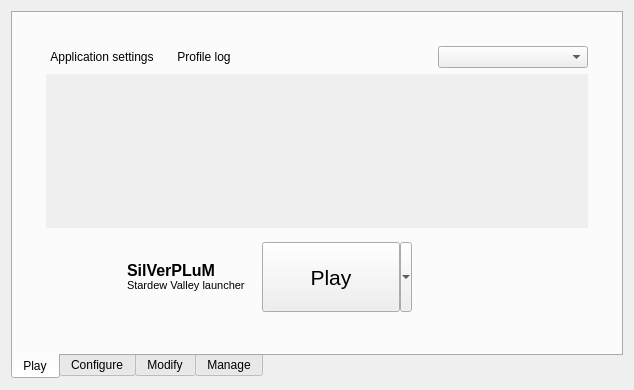
This is src/mainwindow.ui in kriana/SilVerPLuM as Qt 5 draws it before an edit. The edited form follows.
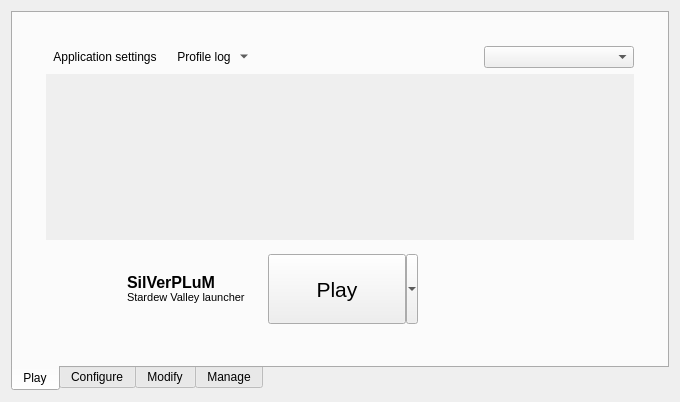
This is the edited form. Icons and pictures are not drawn. Custom widgets are drawn as their Qt base class.

Commit message: * Started implenting encrypted password generator * Fix icon theme

What changed in the file:
```diff
--- a/src/mainwindow.ui
+++ b/src/mainwindow.ui
@@ -6,8 +6,8 @@
    <rect>
     <x>0</x>
     <y>0</y>
-    <width>634</width>
-    <height>390</height>
+    <width>680</width>
+    <height>402</height>
    </rect>
   </property>
   <property name="windowTitle">
@@ -60,7 +60,7 @@
                <item>
                 <layout class="QHBoxLayout" name="horizontalLayout_2">
                  <item>
-                  <widget class="QPushButton" name="btnApplicationSettings">
+                  <widget class="QToolButton" name="btnApplicationSettings">
                    <property name="text">
                     <string>Application settings</string>
                    </property>
@@ -68,13 +68,16 @@
                     <iconset theme="configure">
                      <normaloff>.</normaloff>.</iconset>
                    </property>
-                   <property name="flat">
+                   <property name="toolButtonStyle">
+                    <enum>Qt::ToolButtonTextBesideIcon</enum>
+                   </property>
+                   <property name="autoRaise">
                     <bool>true</bool>
                    </property>
                   </widget>
                  </item>
                  <item>
-                  <widget class="QPushButton" name="btnShowLog">
+                  <widget class="QToolButton" name="btnShowLog">
                    <property name="text">
                     <string>Profile log</string>
                    </property>
@@ -82,7 +85,13 @@
                     <iconset theme="view-list-text">
                      <normaloff>.</normaloff>.</iconset>
                    </property>
-                   <property name="flat">
+                   <property name="popupMode">
+                    <enum>QToolButton::MenuButtonPopup</enum>
+                   </property>
+                   <property name="toolButtonStyle">
+                    <enum>Qt::ToolButtonTextBesideIcon</enum>
+                   </property>
+                   <property name="autoRaise">
                     <bool>true</bool>
                    </property>
                   </widget>
@@ -125,8 +134,8 @@
                    <rect>
                     <x>0</x>
                     <y>0</y>
-                    <width>556</width>
-                    <height>171</height>
+                    <width>624</width>
+                    <height>193</height>
                    </rect>
                   </property>
                   <property name="autoFillBackground">
```
Left out of the diff: 11 changed lines with no effect on the pictures. The commit also changes 2743 other files.
